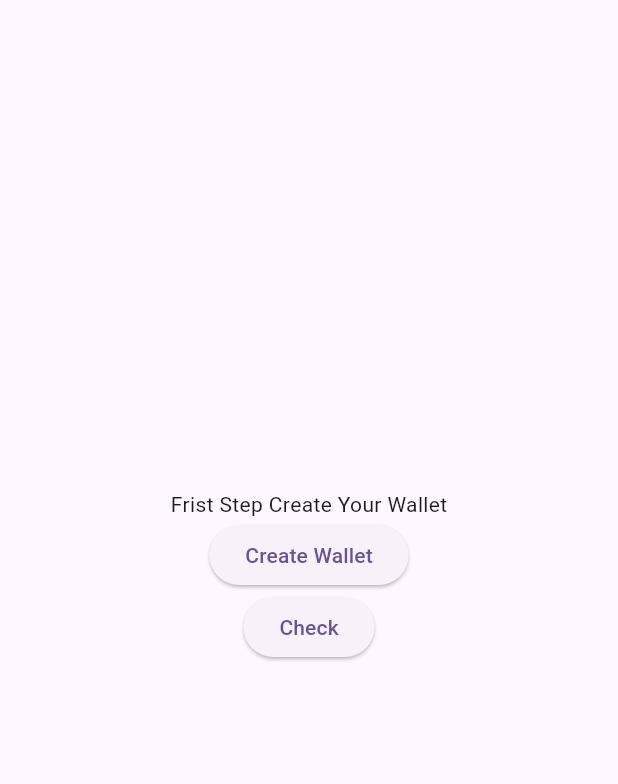
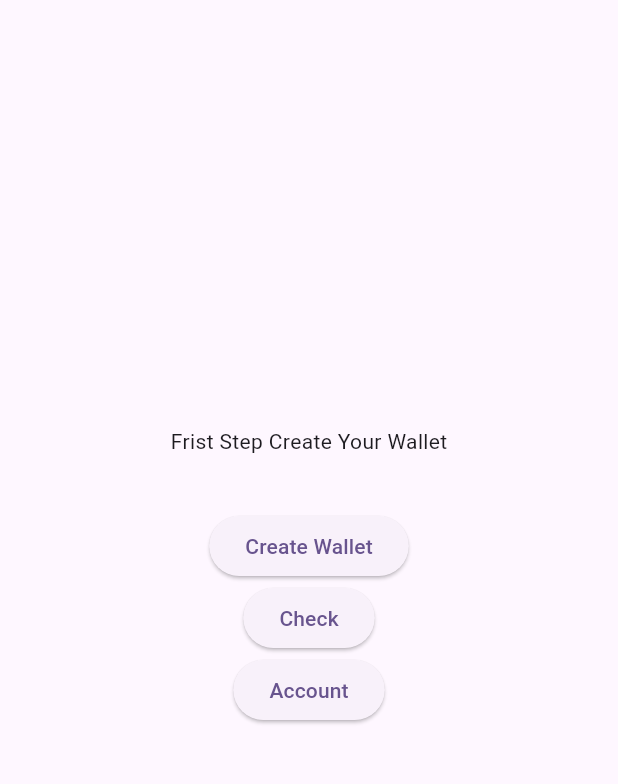
Before and after one commit to xkritti/learn_flutter_crypto_wallet, a Flutter app: the screen it shows after launch, after a tap on "Create Wallet", on a phone screen of 412 x 824 dp, the part 84-868 px from its top. Run offline on Flutter 3.47's test engine with Material 2 defaults, Android fonts, the phone set to English and light mode, and no system bars; missing offline and left inert: web3dart.

Commit message:
add provider

```diff
--- a/lib/main.dart
+++ b/lib/main.dart
@@ -1,6 +1,8 @@
 // Project: eth_wallet
+import 'package:finswallet/providers/wallet_provider.dart';
 import 'package:finswallet/screens/home.dart';
 import 'package:flutter/material.dart';
+import 'package:provider/provider.dart';
 
 void main() {
   runApp(const MyApp());
@@ -12,13 +14,20 @@ class MyApp extends StatelessWidget {
   // This widget is the root of your application.
   @override
   Widget build(BuildContext context) {
-    return MaterialApp(
-      title: 'FINS WALLET',
-      theme: ThemeData(
-        colorScheme: ColorScheme.fromSeed(seedColor: Colors.deepPurple),
-        useMaterial3: true,
+    return MultiProvider(
+      providers: [
+        ChangeNotifierProvider(
+          create: (_) => WalletProvider(),
+        )
+      ],
+      child: MaterialApp(
+        title: 'FINS WALLET',
+        theme: ThemeData(
+          colorScheme: ColorScheme.fromSeed(seedColor: Colors.deepPurple),
+          useMaterial3: true,
+        ),
+        home: MyHome(),
       ),
-      home: MyHome(),
     );
   }
 }
--- a/lib/providers/wallet_provider.dart
+++ b/lib/providers/wallet_provider.dart
@@ -1,10 +1,16 @@
 import 'dart:math';
+import 'package:flutter/material.dart';
 import 'package:web3dart/web3dart.dart';
 
-class WalletProvider {
-  EthPrivateKey createWallet() {
+class WalletProvider extends ChangeNotifier {
+  EthPrivateKey? _ethKey;
+
+  EthPrivateKey? get ethKey => _ethKey;
+
+  void createWallet() {
     var rng = Random.secure();
     EthPrivateKey priKey = EthPrivateKey.createRandom(rng);
-    return priKey;
+    _ethKey = priKey;
+    // notifyListeners();
   }
 }
--- /dev/null
+++ b/lib/screens/account/account.dart
@@ -0,0 +1,28 @@
+import 'package:finswallet/providers/wallet_provider.dart';
+import 'package:flutter/material.dart';
+import 'package:provider/provider.dart';
+
+class Account extends StatefulWidget {
+  const Account({super.key});
+
+  @override
+  State<Account> createState() => _AccountState();
+}
+
+class _AccountState extends State<Account> {
+  late WalletProvider walletProvider;
+
+  @override
+  void initState() {
+    walletProvider = Provider.of<WalletProvider>(context, listen: false);
+    super.initState();
+  }
+
+  @override
+  Widget build(BuildContext context) {
+    return Scaffold(
+      appBar: AppBar(title: const Text(('Account'))),
+      body: Column(children: [Text("${walletProvider.ethKey?.address}")]),
+    );
+  }
+}
--- a/lib/screens/home.controller.dart
+++ b/lib/screens/home.controller.dart
@@ -2,18 +2,24 @@ import 'dart:developer';
 
 import 'package:finswallet/providers/wallet_provider.dart';
 import 'package:flutter/material.dart';
+import 'package:provider/provider.dart';
 import 'package:web3dart/crypto.dart';
 import 'package:web3dart/web3dart.dart';
 
 class MyHomeController extends ChangeNotifier {
+  late WalletProvider walletProvider;
   BuildContext context;
-  MyHomeController(this.context);
+  MyHomeController(this.context) {
+    walletProvider = Provider.of<WalletProvider>(context, listen: false);
+  }
 
   void newWallet() {
-    EthPrivateKey key = WalletProvider().createWallet();
-    log('privateKey : ${bytesToHex(key.privateKey)}');
-    log('address : ${key.address}');
-    log('publicKey : ${key.publicKey}');
+    walletProvider.createWallet();
+    notifyListeners();
+    // EthPrivateKey key = WalletProvider().createWallet();
+    // log('privateKey : ${bytesToHex(key.privateKey)}');
+    // log('address : ${key.address}');
+    // log('publicKey : ${key.publicKey}');
   }
 
   void checkWallet() {
--- a/lib/screens/home.dart
+++ b/lib/screens/home.dart
@@ -1,3 +1,5 @@
+import 'package:finswallet/providers/wallet_provider.dart';
+import 'package:finswallet/screens/account/account.dart';
 import 'package:flutter/material.dart';
 import 'package:provider/provider.dart';
 
@@ -16,6 +18,7 @@ class _MyHomeState extends State<MyHome> {
   @override
   void initState() {
     controller = MyHomeController(context);
+
     super.initState();
   }
 
@@ -36,10 +39,12 @@ class _MyHomeState extends State<MyHome> {
                   const Text(
                     'Frist Step Create Your Wallet',
                   ),
-                  // Text(
-                  //   '$_counter',
-                  //   style: Theme.of(context).textTheme.headlineMedium,
-                  // ),
+                  controller.walletProvider.ethKey?.address != null
+                      ? Text(
+                          '${controller.walletProvider.ethKey?.address}',
+                          style: Theme.of(context).textTheme.headlineMedium,
+                        )
+                      : Container(),
                   ElevatedButton(
                     onPressed: () {
                       ctrl.newWallet();
@@ -51,6 +56,15 @@ class _MyHomeState extends State<MyHome> {
                         ctrl.checkWallet();
                       },
                       child: const Text('Check')),
+                  ElevatedButton(
+                      onPressed: () {
+                        Navigator.push(
+                            context,
+                            MaterialPageRoute(
+                              builder: (context) => const Account(),
+                            ));
+                      },
+                      child: const Text('Account')),
                 ],
               ),
             ));
```
Also changed, not shown: lib/screens/account/account.controller.dart (added, +7 -0 lines).
